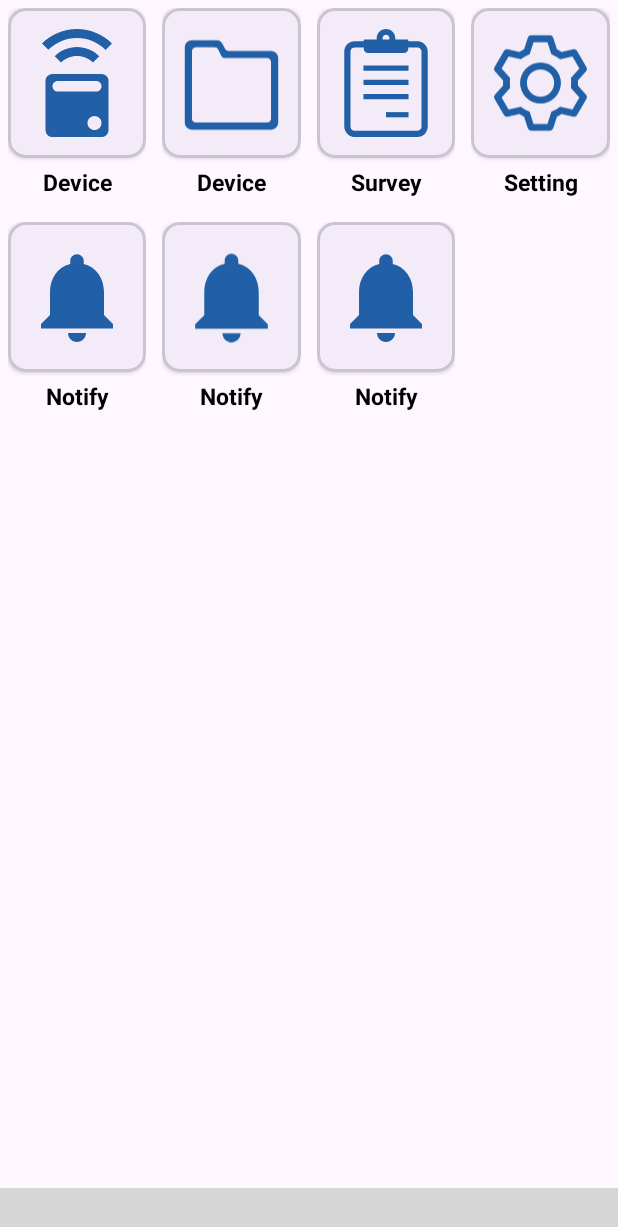
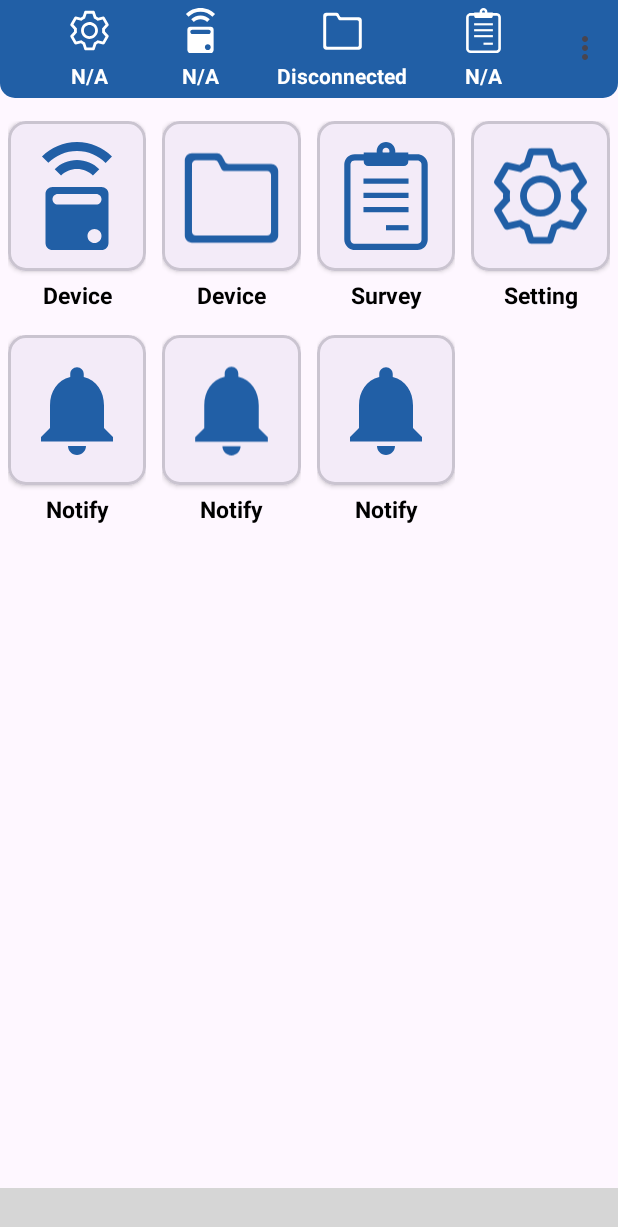
Before and after one commit to AnujDevApogee/geomaster, an Android app: the HomeScreen screen opened directly, with no data from a screen before it, on a phone screen of 412 x 824 dp. Shown: the top 1227 px of the screen. Run offline under Robolectric (Android 15) with nearby library versions, the phone set to English and light mode, and no system bars; our stand-ins replace data binding; libraries missing offline, so code that uses them is left out: np.com.susanthapa; plain views replace CurvedBottomNavigationView; 3 statements that could not run were skipped; grey boxes are pictures that could not be loaded.

Commit message:
Added the Action Bar Layout status:Successfully

```diff
--- a/app/src/main/java/com/apogee/geomaster/ui/HomeScreen.kt
+++ b/app/src/main/java/com/apogee/geomaster/ui/HomeScreen.kt
@@ -8,6 +8,7 @@ import androidx.navigation.fragment.NavHostFragment
 import androidx.navigation.fragment.findNavController
 import com.apogee.geomaster.R
 import com.apogee.geomaster.databinding.HomeScreenLayoutBinding
+import com.apogee.geomaster.utils.changeStatusBarColor
 import np.com.susanthapa.curved_bottom_navigation.CbnMenuItem
 import java.lang.Exception
 
@@ -19,6 +20,8 @@ class HomeScreen : AppCompatActivity() {
     override fun onCreate(savedInstanceState: Bundle?) {
         super.onCreate(savedInstanceState)
         binding = HomeScreenLayoutBinding.inflate(layoutInflater)
+
+        changeStatusBarColor(R.color.md_theme_light_primary)
         setContentView(binding.root)
         try {
             val navHost =
--- a/app/src/main/java/com/apogee/geomaster/utils/Helper.kt
+++ b/app/src/main/java/com/apogee/geomaster/utils/Helper.kt
@@ -1,7 +1,10 @@
 package com.apogee.geomaster.utils
 
+import android.app.Activity
 import android.content.Context
+import android.os.Build
 import android.widget.Toast
+import com.apogee.geomaster.R
 
 fun Context.toastMsg(msg: String) {
     Toast.makeText(this, msg, Toast.LENGTH_SHORT).show()
@@ -9,3 +12,12 @@ fun Context.toastMsg(msg: String) {
 
 
 fun isInvalidString(txt: String?) = txt.isNullOrEmpty() || txt.isBlank() || txt == "null"
+
+
+fun Activity.changeStatusBarColor(color: Int) {
+    this.window?.statusBarColor = getColorInt(color)
+}
+
+fun Activity.getColorInt(color: Int): Int {
+    return resources.getColor(color, null)
+}
--- /dev/null
+++ b/app/src/main/res/drawable/action_bar_bg.xml
@@ -0,0 +1,9 @@
+<?xml version="1.0" encoding="utf-8"?>
+<shape xmlns:android="http://schemas.android.com/apk/res/android"
+    android:shape="rectangle">
+
+    <solid android:color="@color/md_theme_light_primary" />
+    <corners
+        android:bottomLeftRadius="10dp"
+        android:bottomRightRadius="10dp" />
+</shape>
--- /dev/null
+++ b/app/src/main/res/layout/action_bar_layout.xml
@@ -0,0 +1,140 @@
+<?xml version="1.0" encoding="utf-8"?>
+<androidx.constraintlayout.widget.ConstraintLayout xmlns:android="http://schemas.android.com/apk/res/android"
+    xmlns:app="http://schemas.android.com/apk/res-auto"
+    xmlns:tools="http://schemas.android.com/tools"
+    android:layout_width="match_parent"
+    android:layout_height="wrap_content"
+    android:background="@drawable/action_bar_bg">
+
+    <com.google.android.material.appbar.MaterialToolbar
+        android:id="@+id/tool_bar"
+        style="@style/MyToolbarStyle"
+        android:layout_width="match_parent"
+        android:layout_height="wrap_content"
+        android:contentInsetStart="0dp"
+        android:contentInsetLeft="0dp"
+        android:minHeight="?attr/actionBarSize"
+        app:contentInsetLeft="0dp"
+        app:contentInsetStart="0dp"
+        app:contentInsetStartWithNavigation="0dp"
+        app:layout_constraintLeft_toLeftOf="parent"
+        app:layout_constraintRight_toRightOf="parent"
+        app:layout_constraintTop_toTopOf="parent"
+        app:menu="@menu/main_menu"
+        app:titleTextColor="@color/md_theme_light_onPrimary">
+
+        <androidx.constraintlayout.widget.ConstraintLayout
+            android:layout_width="match_parent"
+            android:layout_height="wrap_content">
+
+            <ImageView
+                android:id="@+id/satellite_icon"
+                android:layout_width="30dp"
+                android:layout_height="30dp"
+                android:layout_marginStart="10dp"
+                android:layout_marginTop="5dp"
+                android:src="@drawable/avd_setting"
+                app:layout_constraintEnd_toStartOf="@+id/battery_icon"
+                app:layout_constraintHorizontal_bias="0.5"
+                app:layout_constraintStart_toStartOf="parent"
+                app:layout_constraintTop_toTopOf="parent"
+                app:tint="@color/md_theme_light_onPrimary" />
+
+            <TextView
+                android:id="@+id/satellite_txt_tv"
+                android:layout_width="wrap_content"
+                android:layout_height="wrap_content"
+                android:layout_marginTop="5dp"
+                android:layout_marginBottom="5dp"
+                android:text="N/A"
+                android:textColor="@color/md_theme_light_onPrimary"
+                android:textStyle="bold"
+                app:layout_constraintBottom_toBottomOf="parent"
+                app:layout_constraintLeft_toLeftOf="@id/satellite_icon"
+                app:layout_constraintRight_toRightOf="@id/satellite_icon"
+                app:layout_constraintTop_toBottomOf="@id/satellite_icon" />
+
+
+            <ImageView
+                android:id="@+id/battery_icon"
+                android:layout_width="30dp"
+                android:layout_height="30dp"
+                android:layout_marginStart="10dp"
+                android:src="@drawable/ic_device"
+                app:layout_constraintEnd_toStartOf="@+id/blue_tooth_icon"
+                app:layout_constraintHorizontal_bias="0.5"
+                app:layout_constraintStart_toEndOf="@+id/satellite_icon"
+                app:layout_constraintTop_toTopOf="@id/satellite_icon"
+                app:tint="@color/md_theme_light_onPrimary" />
+
+            <TextView
+                android:id="@+id/battery_txt_tv"
+                android:layout_width="wrap_content"
+                android:layout_height="wrap_content"
+                android:layout_marginTop="5dp"
+                android:layout_marginBottom="5dp"
+                android:text="N/A"
+                android:textColor="@color/md_theme_light_onPrimary"
+                android:textStyle="bold"
+                app:layout_constraintBottom_toBottomOf="parent"
+                app:layout_constraintLeft_toLeftOf="@id/battery_icon"
+                app:layout_constraintRight_toRightOf="@id/battery_icon"
+                app:layout_constraintTop_toBottomOf="@id/battery_icon" />
+
+
+            <ImageView
+                android:id="@+id/blue_tooth_icon"
+                android:layout_width="30dp"
+                android:layout_height="30dp"
+                android:layout_marginStart="30dp"
+                android:src="@drawable/ic_folder"
+                app:layout_constraintEnd_toStartOf="@+id/device_icon"
+                app:layout_constraintHorizontal_bias="0.5"
+                app:layout_constraintStart_toEndOf="@+id/battery_icon"
+                app:layout_constraintTop_toTopOf="@id/battery_icon"
+                app:tint="@color/md_theme_light_onPrimary" />
+
+            <TextView
+                android:id="@+id/blue_tooth_txt_tv"
+                android:layout_width="wrap_content"
+                android:layout_height="wrap_content"
+                android:layout_marginTop="5dp"
+                android:layout_marginBottom="5dp"
+                android:text="Disconnected"
+                android:textColor="@color/md_theme_light_onPrimary"
+                android:textStyle="bold"
+                app:layout_constraintBottom_toBottomOf="parent"
+                app:layout_constraintLeft_toLeftOf="@id/blue_tooth_icon"
+                app:layout_constraintRight_toRightOf="@id/blue_tooth_icon"
+                app:layout_constraintTop_toBottomOf="@id/blue_tooth_icon" />
+
+
+            <ImageView
+                android:id="@+id/device_icon"
+                android:layout_width="30dp"
+                android:layout_height="30dp"
+                android:layout_marginStart="30dp"
+                android:src="@drawable/ic_survey"
+                app:layout_constraintEnd_toEndOf="parent"
+                app:layout_constraintHorizontal_bias="0.5"
+                app:layout_constraintStart_toEndOf="@+id/blue_tooth_icon"
+                app:layout_constraintTop_toTopOf="@id/blue_tooth_icon"
+                app:tint="@color/md_theme_light_onPrimary" />
+
+            <TextView
+                android:id="@+id/device_txt_tv"
+                android:layout_width="wrap_content"
+                android:layout_height="wrap_content"
+                android:layout_marginTop="5dp"
+                android:layout_marginBottom="5dp"
+                android:text="N/A"
+                android:textColor="@color/md_theme_light_onPrimary"
+                android:textStyle="bold"
+                app:layout_constraintBottom_toBottomOf="parent"
+                app:layout_constraintLeft_toLeftOf="@id/device_icon"
+                app:layout_constraintRight_toRightOf="@id/device_icon"
+                app:layout_constraintTop_toBottomOf="@id/device_icon" />
+
+        </androidx.constraintlayout.widget.ConstraintLayout>
+    </com.google.android.material.appbar.MaterialToolbar>
+</androidx.constraintlayout.widget.ConstraintLayout>
--- a/app/src/main/res/layout/device_layout_fragment.xml
+++ b/app/src/main/res/layout/device_layout_fragment.xml
@@ -12,6 +12,7 @@
             android:layout_width="match_parent"
             android:layout_height="match_parent"
             android:overScrollMode="never"
+            android:layout_marginTop="10dp"
             app:layoutManager="androidx.recyclerview.widget.GridLayoutManager"
             app:spanCount="4"
             tools:listitem="@layout/home_screen_item_layout" />
--- a/app/src/main/res/layout/home_screen_layout.xml
+++ b/app/src/main/res/layout/home_screen_layout.xml
@@ -7,16 +7,23 @@
         android:layout_height="match_parent"
         tools:context=".ui.HomeScreen">
 
+        <include
+            android:id="@+id/action_layout"
+            layout="@layout/action_bar_layout"
+            android:layout_width="match_parent"
+            android:layout_height="wrap_content" />
+
+
         <androidx.fragment.app.FragmentContainerView
             android:id="@+id/fragmentContainerView"
             android:name="androidx.navigation.fragment.NavHostFragment"
             android:layout_width="0dp"
             android:layout_height="0dp"
+            app:defaultNavHost="true"
             app:layout_constraintBottom_toTopOf="@id/nav_view"
+            app:layout_constraintLeft_toLeftOf="parent"
             app:layout_constraintRight_toRightOf="parent"
-            app:layout_constraintLeft_toLeftOf="parent"
-            app:layout_constraintTop_toTopOf="parent"
-            app:defaultNavHost="true"
+            app:layout_constraintTop_toBottomOf="@id/action_layout"
             app:navGraph="@navigation/nav_graph" />
 
         <np.com.susanthapa.curved_bottom_navigation.CurvedBottomNavigationView
--- a/app/src/main/res/layout/projects_fragment_layout.xml
+++ b/app/src/main/res/layout/projects_fragment_layout.xml
@@ -11,6 +11,7 @@
             android:id="@+id/project_recycle"
             android:layout_width="match_parent"
             android:layout_height="match_parent"
+            android:layout_marginTop="10dp"
             android:overScrollMode="never"
             app:layoutManager="androidx.recyclerview.widget.GridLayoutManager"
             app:spanCount="4"
--- a/app/src/main/res/layout/survey_fragment_layout.xml
+++ b/app/src/main/res/layout/survey_fragment_layout.xml
@@ -11,6 +11,7 @@
             android:id="@+id/survey_recycle_view"
             android:layout_width="match_parent"
             android:layout_height="match_parent"
+            android:layout_marginTop="10dp"
             android:overScrollMode="never"
             app:layoutManager="androidx.recyclerview.widget.GridLayoutManager"
             app:spanCount="4"
--- a/app/src/main/res/layout/tools_fragment_layout.xml
+++ b/app/src/main/res/layout/tools_fragment_layout.xml
@@ -14,6 +14,7 @@
             android:overScrollMode="never"
             app:layoutManager="androidx.recyclerview.widget.GridLayoutManager"
             app:spanCount="4"
+            android:layout_marginTop="10dp"
             tools:listitem="@layout/home_screen_item_layout"/>
 
     </androidx.constraintlayout.widget.ConstraintLayout>
--- /dev/null
+++ b/app/src/main/res/menu/main_menu.xml
@@ -0,0 +1,18 @@
+<?xml version="1.0" encoding="utf-8"?>
+<menu xmlns:android="http://schemas.android.com/apk/res/android"
+    xmlns:app="http://schemas.android.com/apk/res-auto">
+    <item
+        android:id="@+id/mnu_item_1"
+        android:title="Item 1"
+        app:showAsAction="never" />
+
+    <item
+        android:id="@+id/mnu_item_2"
+        android:title="Item 2"
+        app:showAsAction="never" />
+
+    <item
+        android:id="@+id/mnu_item_3"
+        android:title="Item 3"
+        app:showAsAction="never" />
+</menu>
--- a/app/src/main/res/values/themes.xml
+++ b/app/src/main/res/values/themes.xml
@@ -32,4 +32,9 @@
     <style name="text_theme" parent="TextAppearance.AppCompat">
         <item name="android:textColor">@color/md_theme_light_shadow</item>
     </style>
+
+    <style name="MyToolbarStyle" parent="Widget.Material3.Toolbar">
+        <item name="android:textColorSecondary">#FFFFFF</item>
+    </style>
+
 </resources>
```
